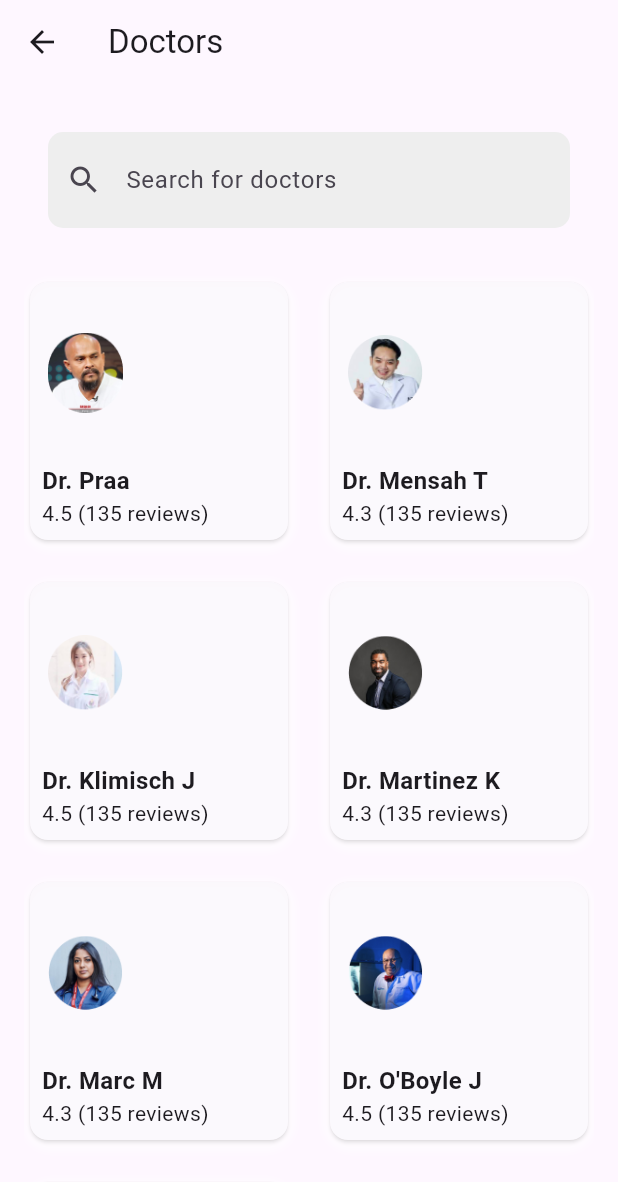
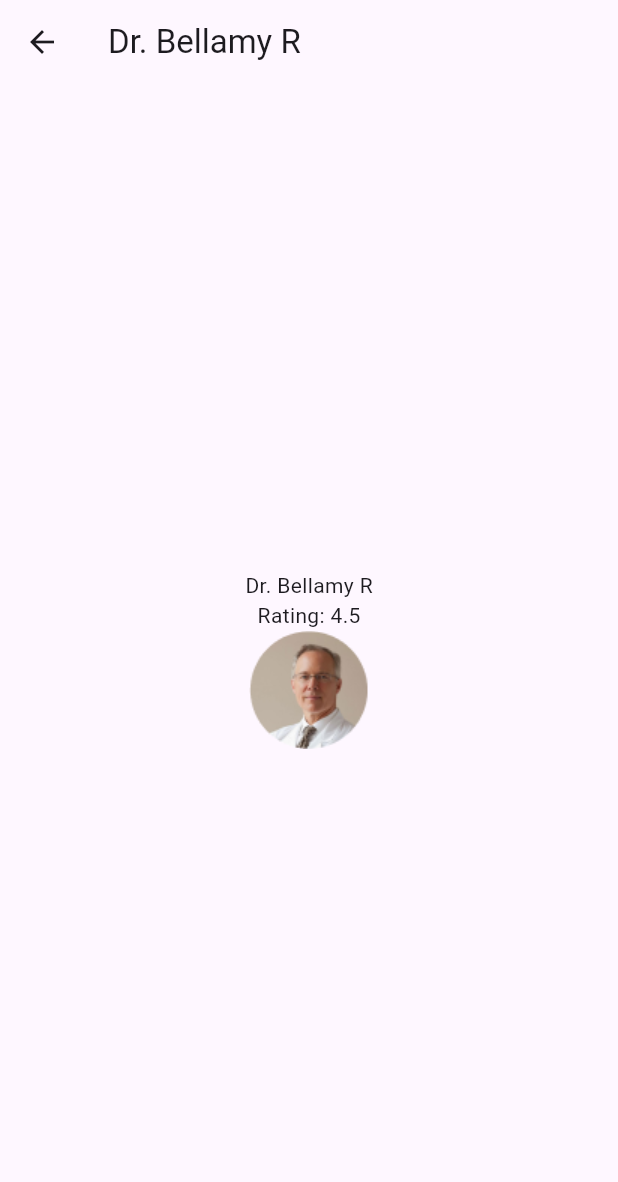
Before and after one commit to 6531503042/Deap-Mobile-Application, a Flutter app: the DoctorTab screen opened directly, after a tap on "Dr. Bellamy R", on a phone screen of 412 x 824 dp. Shown: the top 1182 px of the screen. Run offline on Flutter 3.47's test engine with Material 3 defaults, Android fonts, the phone set to English and light mode, and no system bars; our stand-ins replace font_awesome_flutter, image_picker, sqflite; missing offline and left inert: dart:ffi; accounts and stored records are empty; network calls fail.

Commit message:
add navigation

```diff
--- a/lib/screens/DoctorTab.dart
+++ b/lib/screens/DoctorTab.dart
@@ -1,5 +1,6 @@
 import 'dart:ui';
 
+import 'package:dentist_appointment/screens/Doctor_detail.dart';
 import 'package:flutter/material.dart';
 
 class DoctorTab extends StatefulWidget {
@@ -14,49 +15,49 @@ class _DentistPageState extends State<DoctorTab> {
       'rating': 4.5,
       'reviews': 135,
       'type': 'Dentist',
-      'assets': 'assets/doctor1.png'
+      'imagePath': 'assets/doctor1.png'
     },
     {
       'name': 'Dr. Mensah T',
       'rating': 4.3,
       'reviews': 130,
       'type': 'Dentist',
-      'assets': 'assets/doctor2.png'
+      'imagePath': 'assets/doctor2.png'
     },
     {
       'name': 'Dr. Klimisch J',
       'rating': 4.5,
       'reviews': 135,
       'type': 'Dentist',
-      'assets': 'assets/doctor3.png'
+      'imagePath': 'assets/doctor3.png'
     },
     {
       'name': 'Dr. Martinez K',
       'rating': 4.3,
       'reviews': 130,
       'type': 'Dentist',
-      'assets': 'assets/doctor4.png'
+      'imagePath': 'assets/doctor4.png'
     },
     {
       'name': 'Dr. Marc M',
       'rating': 4.3,
       'reviews': 130,
       'type': 'Dentist',
-      'assets': 'assets/doctor5.png'
+      'imagePath': 'assets/doctor5.png'
     },
     {
       'name': 'Dr. O\'Boyle J',
       'rating': 4.5,
       'reviews': 135,
       'type': 'Dentist',
-      'assets': 'assets/doctor6.png'
+      'imagePath': 'assets/doctor6.png'
     },
     {
       'name': 'Dr. Bellamy R',
       'rating': 4.5,
       'reviews': 135,
       'type': 'Dentist',
-      'assets': "assets/doctor8.png"
+      'imagePath': "assets/doctor8.png"
     },
   ];
 
@@ -116,9 +117,10 @@ class _DentistPageState extends State<DoctorTab> {
                   final name = dentist['name'];
                   final rating = dentist['rating'];
                   final type = dentist['type'];
-                  final assets = dentist['assets'];
+                  final imagePath =
+                      dentist['imagePath']; // Corrected access to imagePath
 
-                  return _buildDoctorCard(name, rating, type, assets);
+                  return _buildDoctorCard(name, rating, type, imagePath);
                 }).toList(),
               ),
             ),
@@ -128,25 +130,31 @@ class _DentistPageState extends State<DoctorTab> {
     );
   }
 
-
-
-
   Widget _buildDoctorCard(
-      String name, double rating, String type, String assets) {
+      String name, double rating, String type, String imagePath) {
     return Container(
-
       child: Card(
         child: InkWell(
           splashColor: Colors.blue.withAlpha(30),
           onTap: () {
-            // Add functionality for viewing doctor's profile
+            Navigator.push(
+              context,
+              MaterialPageRoute(
+                builder: (context) => DoctorDetailPage(
+                  name: name,
+                  rating: rating,
+                  imagePath: imagePath,
+                ),
+              ),
+            ); // Add functionality for viewing doctor's profile
           },
           child: Container(
-             decoration: BoxDecoration(
+            decoration: BoxDecoration(
               borderRadius: BorderRadius.circular(20),
               boxShadow: [
                 BoxShadow(
-                  color: Color.fromARGB(255, 255, 255, 255).withOpacity(0.5), // Shadow color
+                  color: Color.fromARGB(255, 255, 255, 255)
+                      .withOpacity(0.5), // Shadow color
                   spreadRadius: 5, // Spread radius
                   blurRadius: 3, // Blur radius
                   offset: Offset(0, 3), // Offset
@@ -168,7 +176,7 @@ class _DentistPageState extends State<DoctorTab> {
                       return Padding(
                         padding: const EdgeInsets.symmetric(horizontal: 4.0),
                         child: Image.asset(
-                          assets, // Use the provided imagePath
+                          imagePath, // Use the provided imagePath
                           width: 50,
                           height: 50,
                         ),
--- a/lib/screens/Doctor_detail.dart
+++ b/lib/screens/Doctor_detail.dart
@@ -0,0 +1,34 @@
+import 'package:flutter/material.dart';
+
+class DoctorDetailPage extends StatelessWidget {
+  final String name;
+  final double rating;
+  final String imagePath;
+
+  const DoctorDetailPage({
+    Key? key,
+    required this.name,
+    required this.rating,
+    required this.imagePath,
+  }) : super(key: key);
+
+  @override
+  Widget build(BuildContext context) {
+    return Scaffold(
+      appBar: AppBar(
+        title: Text(name),
+      ),
+      body: Center(
+        child: Column(
+          mainAxisAlignment: MainAxisAlignment.center,
+          children: [
+            Text(name),
+            Text('Rating: $rating'),
+            Image.asset(imagePath),
+            // Add more details or widgets as needed
+          ],
+        ),
+      ),
+    );
+  }
+}
--- a/lib/screens/home_page.dart
+++ b/lib/screens/home_page.dart
@@ -1,5 +1,6 @@
 import 'dart:ffi';
 
+import 'package:dentist_appointment/screens/Doctor_detail.dart';
 import 'package:flutter/material.dart';
 import 'package:dentist_appointment/screens/AppointmentTab.dart';
 import 'package:dentist_appointment/screens/DoctorTab.dart';
@@ -168,14 +169,13 @@ class HomeTab extends StatelessWidget {
             child: Row(
               children: <Widget>[
                 SizedBox(width: 8),
-                _buildDoctorCard(
-                    'Dr. Praa', 4.5, 'assets/doctor1.png', 'assets/star.png'),
-                SizedBox(width: 8),
-                _buildDoctorCard('Dr. Bellamy R', 4.5, 'assets/doctor8.png',
+                _buildDoctorCard(context, 'Dr. Praa', 4.5, 'assets/doctor1.png',
                     'assets/star.png'),
-                SizedBox(width: 8),
-                _buildDoctorCard('Dr. Klimisch J', 4.5, 'assets/doctor3.png',
-                    'assets/star.png'),
+                _buildDoctorCard(context, 'Dr. Bellamy R', 4.5,
+                    'assets/doctor8.png', 'assets/star.png'),
+                _buildDoctorCard(context, 'Dr. Klimisch J', 4.5,
+                    'assets/doctor3.png', 'assets/star.png'),
+
                 SizedBox(width: 8),
               ],
             ),
@@ -187,14 +187,23 @@ class HomeTab extends StatelessWidget {
 }
 
 
-Widget _buildDoctorCard(
-    String name, double rating, String imagePath, String imagePath2) {
+Widget _buildDoctorCard(BuildContext context, String name, double rating,
+    String imagePath, String imagePath2) {
   return Card(
     elevation: 2, // Add elevation for a shadow effect
     child: InkWell(
       splashColor: Colors.green.shade200.withAlpha(30),
       onTap: () {
-        // Add functionality for viewing doctor's profile
+        Navigator.push(
+          context,
+          MaterialPageRoute(
+            builder: (context) => DoctorDetailPage(
+              name: name,
+              rating: rating,
+              imagePath: imagePath,
+            ),
+          ),
+        ); // Add functionality for viewing doctor's profile
       },
       child: Container(
         width: 160,
```
